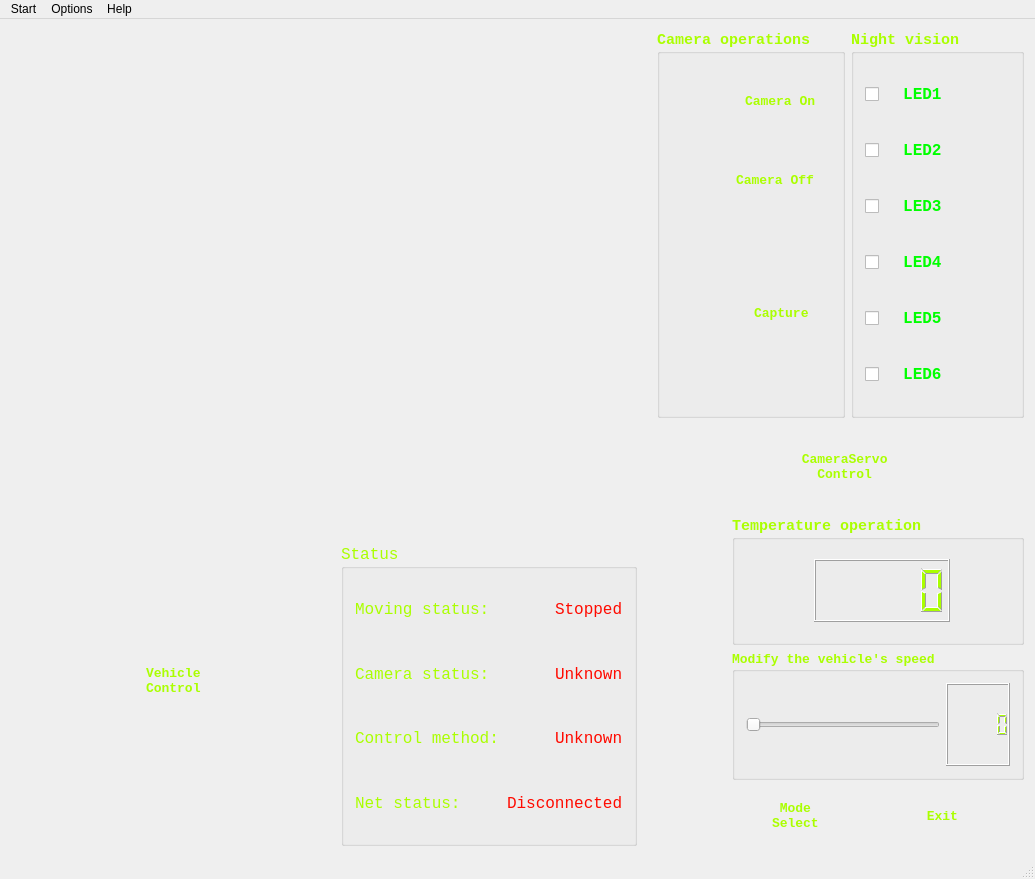
Before: the Qt Designer form mainwindow.ui in kyyang28/wifiVehicleClient, drawn with Qt 5.
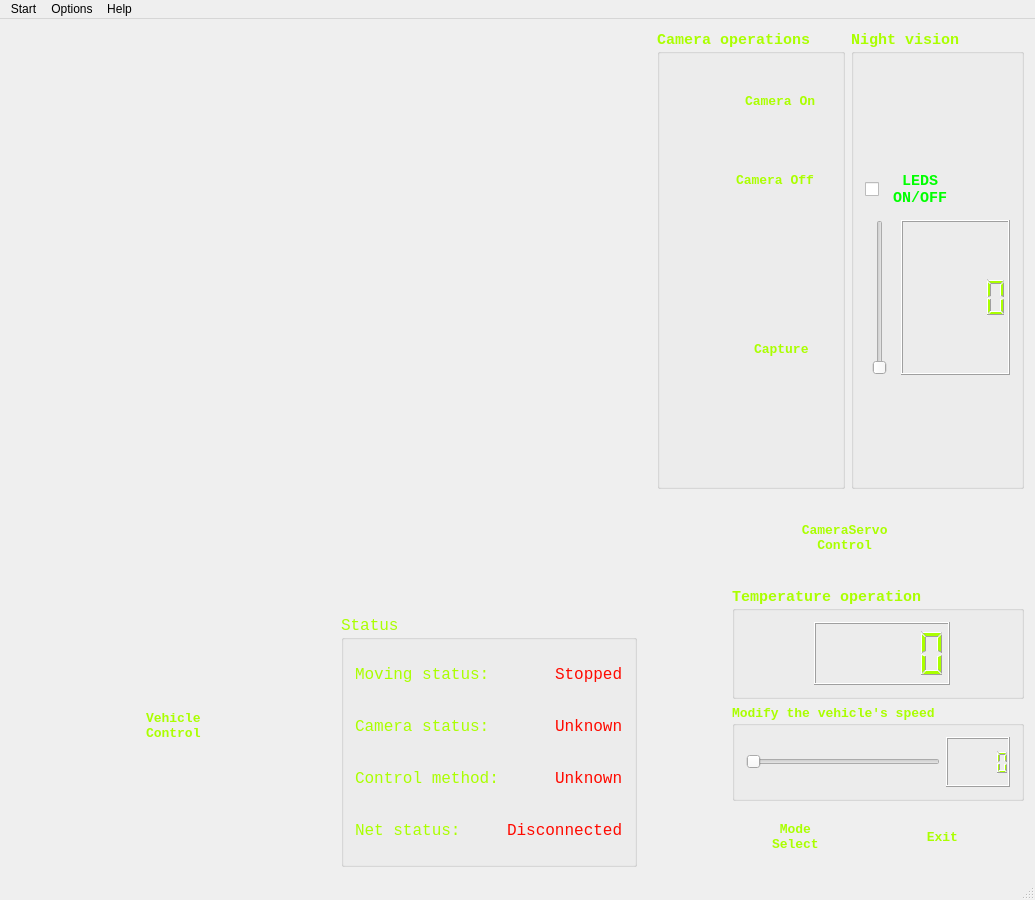
After: the same form once the commit is applied. Icons and pictures are not drawn. Custom widgets are drawn as their Qt base class.

```diff
--- a/mainwindow.ui
+++ b/mainwindow.ui
@@ -7,19 +7,19 @@
     <x>0</x>
     <y>0</y>
     <width>1035</width>
-    <height>879</height>
+    <height>900</height>
    </rect>
   </property>
   <property name="minimumSize">
    <size>
     <width>1035</width>
-    <height>879</height>
+    <height>900</height>
    </size>
   </property>
   <property name="maximumSize">
    <size>
-    <width>1035</width>
-    <height>879</height>
+    <width>1037</width>
+    <height>900</height>
    </size>
   </property>
   <property name="windowTitle">
@@ -30,7 +30,7 @@
     <item>
      <layout class="QVBoxLayout" name="verticalLayout_12">
       <item>
-       <layout class="QHBoxLayout" name="horizontalLayout_20">
+       <layout class="QHBoxLayout" name="horizontalLayout_21">
         <item>
          <widget class="displayVideo" name="videoWidget" native="true">
           <property name="minimumSize">
@@ -50,7 +50,7 @@
         <item>
          <layout class="QVBoxLayout" name="verticalLayout_11">
           <item>
-           <layout class="QHBoxLayout" name="horizontalLayout_19">
+           <layout class="QHBoxLayout" name="horizontalLayout_20">
             <item>
              <widget class="QGroupBox" name="groupBox_4">
               <property name="palette">
@@ -101,11 +101,11 @@
               <property name="title">
                <string>Camera operations</string>
               </property>
-              <layout class="QVBoxLayout" name="verticalLayout_6">
+              <layout class="QVBoxLayout" name="verticalLayout_10">
                <item>
-                <layout class="QVBoxLayout" name="verticalLayout_5">
+                <layout class="QVBoxLayout" name="verticalLayout_9">
                  <item>
-                  <layout class="QHBoxLayout" name="horizontalLayout_11">
+                  <layout class="QHBoxLayout" name="horizontalLayout_17">
                    <item>
                     <widget class="QPushButton" name="startCamButton">
                      <property name="font">
@@ -199,7 +199,7 @@
                   </layout>
                  </item>
                  <item>
-                  <layout class="QHBoxLayout" name="horizontalLayout_17">
+                  <layout class="QHBoxLayout" name="horizontalLayout_18">
                    <item>
                     <widget class="QPushButton" name="stopCamButton">
                      <property name="font">
@@ -293,7 +293,7 @@
                   </layout>
                  </item>
                  <item>
-                  <layout class="QHBoxLayout" name="horizontalLayout_18">
+                  <layout class="QHBoxLayout" name="horizontalLayout_19">
                    <item>
                     <widget class="QPushButton" name="capFrameButton">
                      <property name="font">
@@ -429,11 +429,11 @@
               <property name="title">
                <string>Night vision</string>
               </property>
-              <layout class="QVBoxLayout" name="verticalLayout_10">
+              <layout class="QVBoxLayout" name="verticalLayout_6">
                <item>
-                <layout class="QVBoxLayout" name="verticalLayout_9">
+                <layout class="QVBoxLayout" name="verticalLayout_5">
                  <item>
-                  <widget class="QCheckBox" name="checkBox">
+                  <widget class="QCheckBox" name="ledsCheckBox">
                    <property name="maximumSize">
                     <size>
                      <width>98</width>
@@ -477,290 +477,46 @@
                      </disabled>
                     </palette>
                    </property>
-                   <property name="font">
-                    <font>
-                     <pointsize>12</pointsize>
-                    </font>
-                   </property>
                    <property name="text">
-                    <string>  LED1</string>
+                    <string>  LEDS 
+ ON/OFF</string>
                    </property>
                   </widget>
                  </item>
                  <item>
-                  <widget class="QCheckBox" name="checkBox_2">
-                   <property name="maximumSize">
-                    <size>
-                     <width>98</width>
-                     <height>50</height>
-                    </size>
-                   </property>
-                   <property name="palette">
-                    <palette>
-                     <active>
-                      <colorrole role="WindowText">
-                       <brush brushstyle="SolidPattern">
-                        <color alpha="255">
-                         <red>0</red>
-                         <green>255</green>
-                         <blue>0</blue>
-                        </color>
-                       </brush>
-                      </colorrole>
-                     </active>
-                     <inactive>
-                      <colorrole role="WindowText">
-                       <brush brushstyle="SolidPattern">
-                        <color alpha="255">
-                         <red>0</red>
-                         <green>255</green>
-                         <blue>0</blue>
-                        </color>
-                       </brush>
-                      </colorrole>
-                     </inactive>
-                     <disabled>
-                      <colorrole role="WindowText">
-                       <brush brushstyle="SolidPattern">
-                        <color alpha="255">
-                         <red>120</red>
-                         <green>120</green>
-                         <blue>120</blue>
-                        </color>
-                       </brush>
-                      </colorrole>
-                     </disabled>
-                    </palette>
-                   </property>
-                   <property name="font">
-                    <font>
-                     <pointsize>12</pointsize>
-                    </font>
-                   </property>
-                   <property name="text">
-                    <string>  LED2</string>
-                   </property>
-                  </widget>
-                 </item>
-                 <item>
-                  <widget class="QCheckBox" name="checkBox_3">
-                   <property name="maximumSize">
-                    <size>
-                     <width>98</width>
-                     <height>50</height>
-                    </size>
-                   </property>
-                   <property name="palette">
-                    <palette>
-                     <active>
-                      <colorrole role="WindowText">
-                       <brush brushstyle="SolidPattern">
-                        <color alpha="255">
-                         <red>0</red>
-                         <green>255</green>
-                         <blue>0</blue>
-                        </color>
-                       </brush>
-                      </colorrole>
-                     </active>
-                     <inactive>
-                      <colorrole role="WindowText">
-                       <brush brushstyle="SolidPattern">
-                        <color alpha="255">
-                         <red>0</red>
-                         <green>255</green>
-                         <blue>0</blue>
-                        </color>
-                       </brush>
-                      </colorrole>
-                     </inactive>
-                     <disabled>
-                      <colorrole role="WindowText">
-                       <brush brushstyle="SolidPattern">
-                        <color alpha="255">
-                         <red>120</red>
-                         <green>120</green>
-                         <blue>120</blue>
-                        </color>
-                       </brush>
-                      </colorrole>
-                     </disabled>
-                    </palette>
-                   </property>
-                   <property name="font">
-                    <font>
-                     <pointsize>12</pointsize>
-                    </font>
-                   </property>
-                   <property name="text">
-                    <string>  LED3</string>
-                   </property>
-                  </widget>
-                 </item>
-                 <item>
-                  <widget class="QCheckBox" name="checkBox_4">
-                   <property name="maximumSize">
-                    <size>
-                     <width>98</width>
-                     <height>50</height>
-                    </size>
-                   </property>
-                   <property name="palette">
-                    <palette>
-                     <active>
-                      <colorrole role="WindowText">
-                       <brush brushstyle="SolidPattern">
-                        <color alpha="255">
-                         <red>0</red>
-                         <green>255</green>
-                         <blue>0</blue>
-                        </color>
-                       </brush>
-                      </colorrole>
-                     </active>
-                     <inactive>
-                      <colorrole role="WindowText">
-                       <brush brushstyle="SolidPattern">
-                        <color alpha="255">
-                         <red>0</red>
-                         <green>255</green>
-                         <blue>0</blue>
-                        </color>
-                       </brush>
-                      </colorrole>
-                     </inactive>
-                     <disabled>
-                      <colorrole role="WindowText">
-                       <brush brushstyle="SolidPattern">
-                        <color alpha="255">
-                         <red>120</red>
-                         <green>120</green>
-                         <blue>120</blue>
-                        </color>
-                       </brush>
-                      </colorrole>
-                     </disabled>
-                    </palette>
-                   </property>
-                   <property name="font">
-                    <font>
-                     <pointsize>12</pointsize>
-                    </font>
-                   </property>
-                   <property name="text">
-                    <string>  LED4</string>
-                   </property>
-                  </widget>
-                 </item>
-                 <item>
-                  <widget class="QCheckBox" name="checkBox_5">
-                   <property name="maximumSize">
-                    <size>
-                     <width>98</width>
-                     <height>50</height>
-                    </size>
-                   </property>
-                   <property name="palette">
-                    <palette>
-                     <active>
-                      <colorrole role="WindowText">
-                       <brush brushstyle="SolidPattern">
-                        <color alpha="255">
-                         <red>0</red>
-                         <green>255</green>
-                         <blue>0</blue>
-                        </color>
-                       </brush>
-                      </colorrole>
-                     </active>
-                     <inactive>
-                      <colorrole role="WindowText">
-                       <brush brushstyle="SolidPattern">
-                        <color alpha="255">
-                         <red>0</red>
-                         <green>255</green>
-                         <blue>0</blue>
-                        </color>
-                       </brush>
-                      </colorrole>
-                     </inactive>
-                     <disabled>
-                      <colorrole role="WindowText">
-                       <brush brushstyle="SolidPattern">
-                        <color alpha="255">
-                         <red>120</red>
-                         <green>120</green>
-                         <blue>120</blue>
-                        </color>
-                       </brush>
-                      </colorrole>
-                     </disabled>
-                    </palette>
-                   </property>
-                   <property name="font">
-                    <font>
-                     <pointsize>12</pointsize>
-                    </font>
-                   </property>
-                   <property name="text">
-                    <string>  LED5</string>
-                   </property>
-                  </widget>
-                 </item>
-                 <item>
-                  <widget class="QCheckBox" name="checkBox_6">
-                   <property name="maximumSize">
-                    <size>
-                     <width>98</width>
-                     <height>50</height>
-                    </size>
-                   </property>
-                   <property name="palette">
-                    <palette>
-                     <active>
-                      <colorrole role="WindowText">
-                       <brush brushstyle="SolidPattern">
-                        <color alpha="255">
-                         <red>0</red>
-                         <green>255</green>
-                         <blue>0</blue>
-                        </color>
-                       </brush>
-                      </colorrole>
-                     </active>
-                     <inactive>
-                      <colorrole role="WindowText">
-                       <brush brushstyle="SolidPattern">
-                        <color alpha="255">
-                         <red>0</red>
-                         <green>255</green>
-                         <blue>0</blue>
-                        </color>
-                       </brush>
-                      </colorrole>
-                     </inactive>
-                     <disabled>
-                      <colorrole role="WindowText">
-                       <brush brushstyle="SolidPattern">
-                        <color alpha="255">
-                         <red>120</red>
-                         <green>120</green>
-                         <blue>120</blue>
-                        </color>
-                       </brush>
-                      </colorrole>
-                     </disabled>
-                    </palette>
-                   </property>
-                   <property name="font">
-                    <font>
-                     <pointsize>12</pointsize>
-                    </font>
-                   </property>
-                   <property name="text">
-                    <string>  LED6</string>
-                   </property>
-                  </widget>
+                  <layout class="QHBoxLayout" name="horizontalLayout_11">
+                   <item>
+                    <widget class="QSlider" name="pwmLedsSlider">
+                     <property name="sizePolicy">
+                      <sizepolicy hsizetype="Fixed" vsizetype="Expanding">
+                       <horstretch>0</horstretch>
+                       <verstretch>0</verstretch>
+                      </sizepolicy>
+                     </property>
+                     <property name="minimumSize">
+                      <size>
+                       <width>30</width>
+                       <height>155</height>
+                      </size>
+                     </property>
+                     <property name="maximumSize">
+                      <size>
+                       <width>30</width>
+                       <height>155</height>
+                      </size>
+                     </property>
+                     <property name="sliderPosition">
+                      <number>0</number>
+                     </property>
+                     <property name="orientation">
+                      <enum>Qt::Vertical</enum>
+                     </property>
+                    </widget>
+                   </item>
+                   <item>
+                    <widget class="QLCDNumber" name="pwmLedsLcdNumber"/>
+                   </item>
+                  </layout>
                  </item>
                 </layout>
                </item>
@@ -1790,16 +1546,33 @@
             <property name="title">
              <string>Modify the vehicle's speed</string>
             </property>
-            <layout class="QHBoxLayout" name="horizontalLayout_13">
+            <layout class="QVBoxLayout" name="verticalLayout_14">
              <item>
-              <widget class="QSlider" name="pwmMotorSlider">
-               <property name="orientation">
-                <enum>Qt::Horizontal</enum>
-               </property>
-              </widget>
-             </item>
-             <item>
-              <widget class="QLCDNumber" name="pwmMotorLcdNumber"/>
+              <layout class="QHBoxLayout" name="horizontalLayout_13">
+               <item>
+                <widget class="QSlider" name="pwmMotorSlider">
+                 <property name="orientation">
+                  <enum>Qt::Horizontal</enum>
+                 </property>
+                </widget>
+               </item>
+               <item>
+                <widget class="QLCDNumber" name="pwmMotorLcdNumber">
+                 <property name="minimumSize">
+                  <size>
+                   <width>64</width>
+                   <height>50</height>
+                  </size>
+                 </property>
+                 <property name="maximumSize">
+                  <size>
+                   <width>64</width>
+                   <height>50</height>
+                  </size>
+                 </property>
+                </widget>
+               </item>
+              </layout>
              </item>
             </layout>
            </widget>
```
